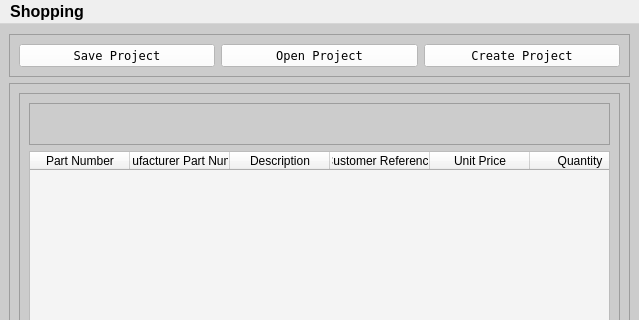
The window that Program_Files/project_window.ui (Thomas1B/Electronics-Inventory-Program) describes before a commit, drawn with Qt 5; both pictures show x 0 to 639 and y 0 to 320 of the 639 by 592 pixel window.
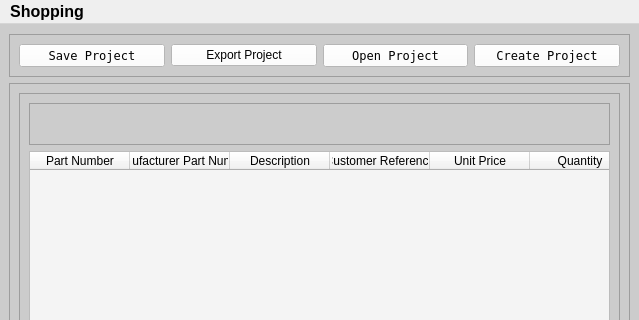
The same window after the commit. Icons and pictures are not drawn.

Commit message: added button to export project

Patch:
```diff
--- a/Program_Files/project_window.ui
+++ b/Program_Files/project_window.ui
@@ -39,8 +39,42 @@
       <property name="frameShadow">
        <enum>QFrame::Raised</enum>
       </property>
-      <layout class="QGridLayout" name="gridLayout">
-       <item row="0" column="1">
+      <layout class="QHBoxLayout" name="horizontalLayout_2">
+       <item>
+        <widget class="QPushButton" name="btn_save_project">
+         <property name="font">
+          <font>
+           <family>Terminal</family>
+          </font>
+         </property>
+         <property name="styleSheet">
+          <string notr="true">background-color: rgb(255, 255, 255);</string>
+         </property>
+         <property name="text">
+          <string>Save Project</string>
+         </property>
+         <property name="icon">
+          <iconset>
+           <normaloff>Icons/disk.png</normaloff>Icons/disk.png</iconset>
+         </property>
+        </widget>
+       </item>
+       <item>
+        <widget class="QPushButton" name="btn_export_project">
+         <property name="styleSheet">
+          <string notr="true">font: 8pt &quot;Terminal&quot;;
+background-color: rgb(255, 255, 255);</string>
+         </property>
+         <property name="text">
+          <string>Export Project</string>
+         </property>
+         <property name="icon">
+          <iconset>
+           <normaloff>Icons/blue-folder-export.png</normaloff>Icons/blue-folder-export.png</iconset>
+         </property>
+        </widget>
+       </item>
+       <item>
         <widget class="QPushButton" name="btn_open_project">
          <property name="maximumSize">
           <size>
@@ -65,26 +99,7 @@
          </property>
         </widget>
        </item>
-       <item row="0" column="0">
-        <widget class="QPushButton" name="btn_save_project">
-         <property name="font">
-          <font>
-           <family>Terminal</family>
-          </font>
-         </property>
-         <property name="styleSheet">
-          <string notr="true">background-color: rgb(255, 255, 255);</string>
-         </property>
-         <property name="text">
-          <string>Save Project</string>
-         </property>
-         <property name="icon">
-          <iconset>
-           <normaloff>Icons/disk.png</normaloff>Icons/disk.png</iconset>
-         </property>
-        </widget>
-       </item>
-       <item row="0" column="2">
+       <item>
         <widget class="QPushButton" name="btn_create_project">
          <property name="maximumSize">
           <size>
```
The commit also changes 1 other file.
